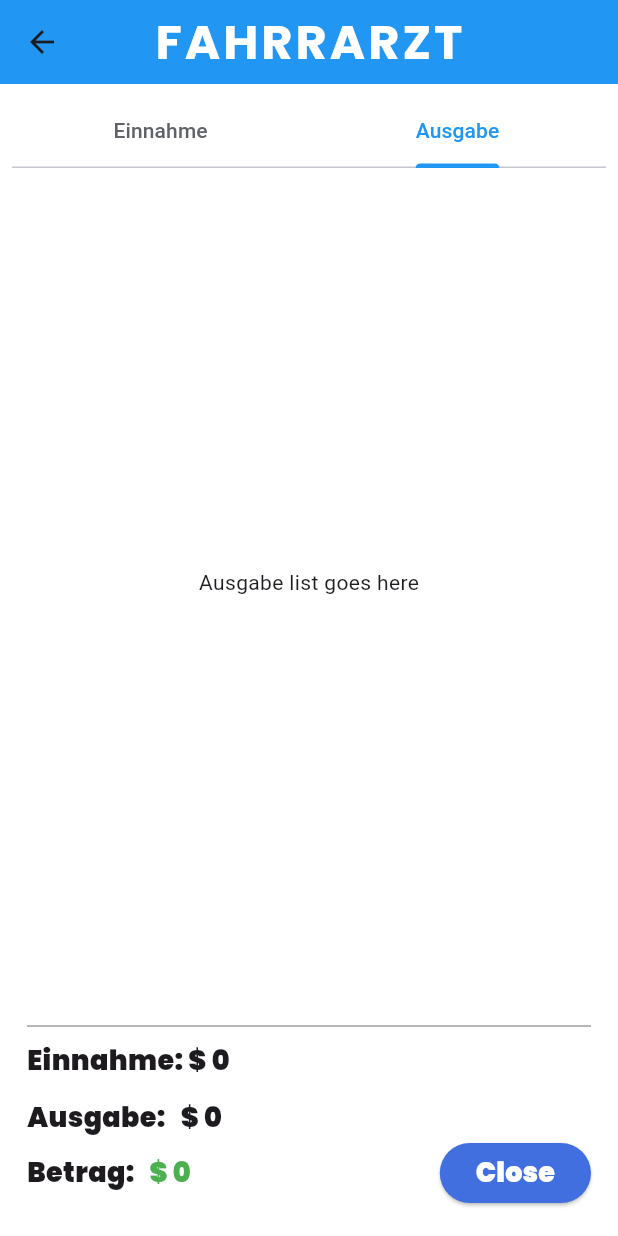
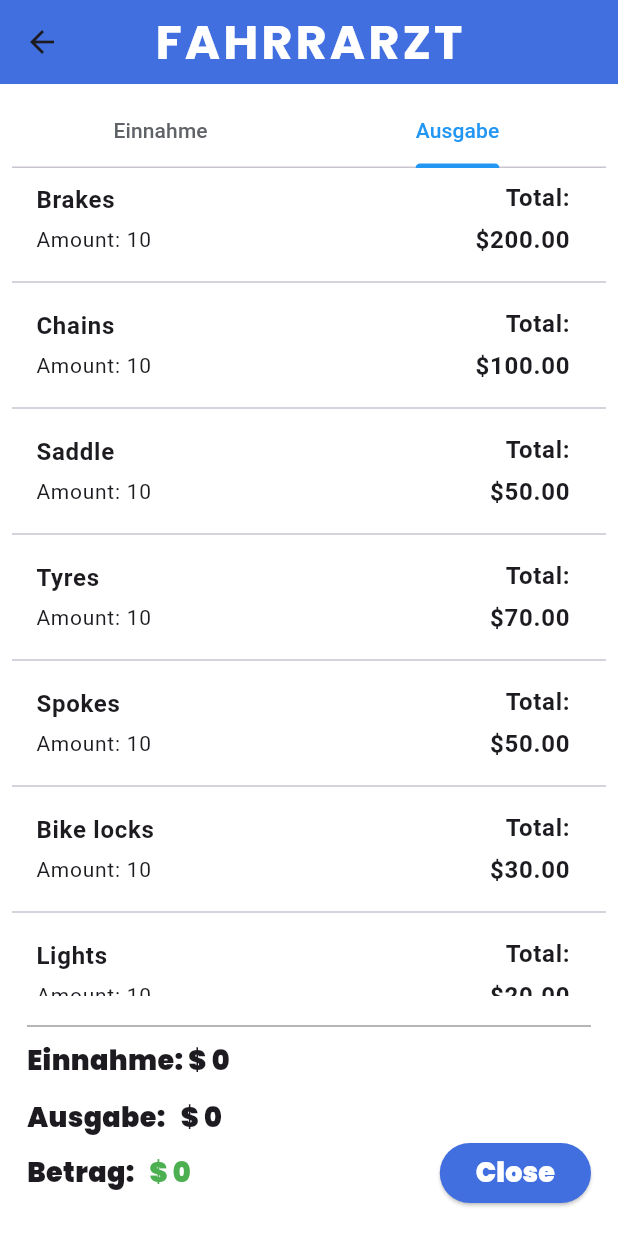
Before and after one commit to BryanAustinS/HCI_Flutter_Project_Chiu_Suharta, a Flutter app: the EinnahmeVerfolgen screen opened directly with empty values, tab 2 chosen, on a phone screen of 412 x 824 dp. Run offline on Flutter 3.47's test engine with Material 3 defaults, Android fonts, the phone set to English and light mode, and no system bars; our stand-ins replace cloud_firestore, firebase_auth, firebase_core, flutter_localization, flutter_spinkit, fluttertoast and 3 more; missing offline and left inert: another_stepper; accounts and stored records are empty.

Commit message:
einnahme verfolgen for the ausgabe created.

```diff
--- a/hci_hda_chiu_suharta/lib/page/features/betreiber_auslastung_verfolgen.dart
+++ b/hci_hda_chiu_suharta/lib/page/features/betreiber_auslastung_verfolgen.dart
@@ -286,6 +286,7 @@ Widget _buildConfirmButton() {
           if (warehouse[sparepart] != null) {
             if (_quantities[i] != null && warehouse[sparepart] != null) {
               warehouse[sparepart] = warehouse[sparepart]! + _quantities[i]!;
+
             }
           }
         }
--- a/hci_hda_chiu_suharta/lib/page/features/betreiber_einnahme_verfolgen.dart
+++ b/hci_hda_chiu_suharta/lib/page/features/betreiber_einnahme_verfolgen.dart
@@ -9,6 +9,8 @@ import 'package:provider/provider.dart';
 Color primaryColor = lightColorScheme.primary;
 Color bgColor = lightColorScheme.background;
 Color unselectedLabelColor = Color(0xff5f6368);
+Color secondaryColor = Color.fromARGB(245, 189, 189, 189);
+
 
 class EinnahmeVerfolgen extends StatefulWidget {
   final String userId;
@@ -55,7 +57,7 @@ class _EinnahmeVerfolgenState extends State<EinnahmeVerfolgen> with SingleTicker
           ),
         ),
         centerTitle: true,
-        backgroundColor: Colors.blue,
+        backgroundColor: primaryColor,
       ),
       body: Padding(
         padding: const EdgeInsets.all(8),
@@ -95,7 +97,7 @@ class _EinnahmeVerfolgenState extends State<EinnahmeVerfolgen> with SingleTicker
     );
   }
 
-Widget _buildEinnahmeTrailing(int index) {
+  Widget _buildEinnahmeTrailing(int index) {
   return Column(
     crossAxisAlignment: CrossAxisAlignment.start,
     children: [
@@ -108,7 +110,7 @@ Widget _buildEinnahmeTrailing(int index) {
         child: Container(
           padding: EdgeInsets.symmetric(vertical: 8.0, horizontal: 16.0),
           decoration: BoxDecoration(
-            border: Border.all(color: bgColor),
+            border: Border.all(color: secondaryColor),
             borderRadius: BorderRadius.circular(5)
           ),
           child: Row(
@@ -154,8 +156,66 @@ Widget _buildEinnahmeTrailing(int index) {
 
 
   Widget _buildAusgabeList() {
-    return Center(child: Text('Ausgabe list goes here'));
-  }
+  Fahrrarzt fahrrarzt = Provider.of<FahrrarztProvider>(context).fahrrarzt;
+
+  return Container(
+    child: ListView.builder(
+      itemCount: fahrrarzt.warehouse!.length,
+      itemBuilder: (context, index) {
+        final warehouse = fahrrarzt.warehouse!;
+        final sparepart = warehouse.keys.elementAt(index);
+        final quantity = warehouse[sparepart] ?? 0;
+        final totalPrice = quantity * sparepart.buyPrice!;
+
+        return Column(
+          children: [
+            ListTile(
+              title: Row(
+                children: [
+                  Expanded(
+                    child: Column(
+                      crossAxisAlignment: CrossAxisAlignment.start,
+                      children: [
+                        Text(
+                          sparepart.name ?? 'Unknown',
+                          style: TextStyle(fontWeight: FontWeight.bold),
+                        ),
+                        SizedBox(height: 4),
+                        Text(
+                          'Amount: $quantity',
+                          style: TextStyle(fontSize: 14),
+                        ),
+                      ],
+                    ),
+                  ),
+                  Column(
+                    crossAxisAlignment: CrossAxisAlignment.end,
+                    children: [
+                      Text(
+                        'Total:',
+                        style: TextStyle(fontWeight: FontWeight.bold),
+                      ),
+                      SizedBox(height: 4), // Adjust vertical spacing between texts
+                      Text(
+                        '\$${totalPrice.toStringAsFixed(2)}',
+                        style: TextStyle(fontWeight: FontWeight.bold),
+                      ),
+                    ],
+                  ),
+                ],
+              ),
+            ),
+            Divider(), // Optional divider between items
+          ],
+        );
+      },
+    ),
+  );
+}
+
+
+
+
 
   Widget _buildSubtotal() {
     int nettoIncome = 0;
--- a/hci_hda_chiu_suharta/lib/page/features/kunde_reparatur_buchen.dart
+++ b/hci_hda_chiu_suharta/lib/page/features/kunde_reparatur_buchen.dart
@@ -583,12 +583,4 @@ class _ReparaturBuchenState extends State<ReparaturBuchen>
       ),
     );
   }
-
-  Widget snackBar(String message) {
-    return SnackBar(
-      content: Text(message),
-      duration: Duration(seconds: 2),
-      behavior: SnackBarBehavior.floating,
-    );
-  }
 }
```
